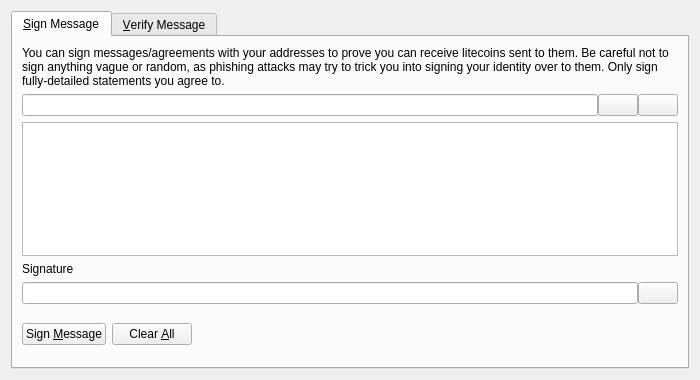
Above: src/qt/forms/signverifymessagedialog.ui from experiencecoin/experiencecoin_legacy before the change. Below: the same form after it.
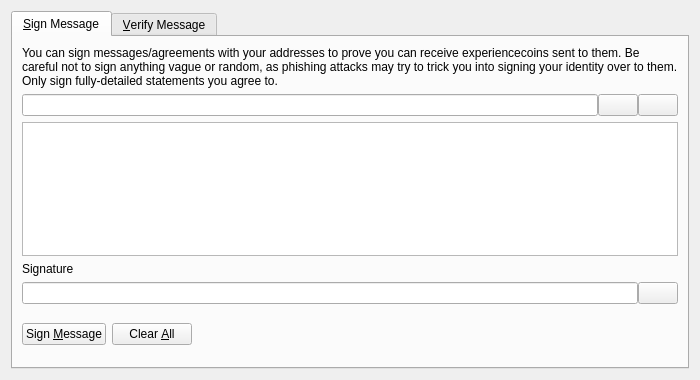
That is the form after the change. Icons and pictures are not drawn. Custom widgets are drawn as their Qt base class.

Commit message: Replaced Litecoin string with Experiencecoin where necessary

Diff of the .ui file:
```diff
--- a/src/qt/forms/signverifymessagedialog.ui
+++ b/src/qt/forms/signverifymessagedialog.ui
@@ -30,7 +30,7 @@
        <item>
         <widget class="QLabel" name="infoLabel_SM">
          <property name="text">
-          <string>You can sign messages/agreements with your addresses to prove you can receive litecoins sent to them. Be careful not to sign anything vague or random, as phishing attacks may try to trick you into signing your identity over to them. Only sign fully-detailed statements you agree to.</string>
+          <string>You can sign messages/agreements with your addresses to prove you can receive experiencecoins sent to them. Be careful not to sign anything vague or random, as phishing attacks may try to trick you into signing your identity over to them. Only sign fully-detailed statements you agree to.</string>
          </property>
          <property name="textFormat">
           <enum>Qt::PlainText</enum>
```
Left out of the diff: 8 changed lines with no effect on the pictures. The commit also changes 194 other files.
